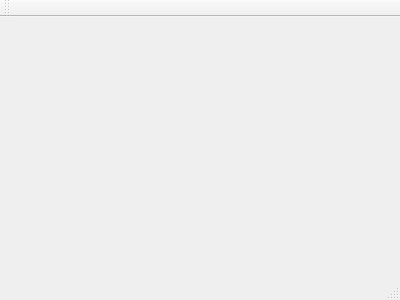
Qt form fakechat-qt/mainwindow.ui (esrrhs/fakechat) before a commit.
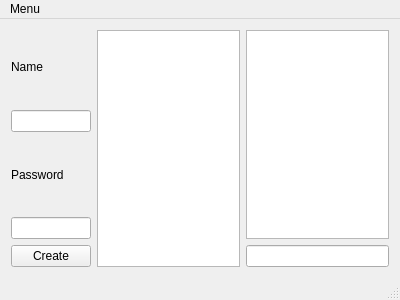
The same form after that commit.

```diff
--- a/fakechat-qt/mainwindow.ui
+++ b/fakechat-qt/mainwindow.ui
@@ -12,13 +12,96 @@
   <property name="windowTitle" >
    <string>MainWindow</string>
   </property>
-  <widget class="QMenuBar" name="menuBar" />
-  <widget class="QToolBar" name="mainToolBar" />
-  <widget class="QWidget" name="centralWidget" />
-  <widget class="QStatusBar" name="statusBar" />
+  <widget class="QWidget" name="horizontalLayoutWidget">
+   <property name="sizePolicy">
+    <sizepolicy hsizetype="Preferred" vsizetype="Preferred">
+     <horstretch>0</horstretch>
+     <verstretch>0</verstretch>
+    </sizepolicy>
+   </property>
+   <layout class="QHBoxLayout" name="horizontalLayout">
+    <item>
+     <layout class="QVBoxLayout" name="verticalLayout_2" stretch="1,5,1,5,0">
+      <item>
+       <widget class="QLabel" name="name">
+        <property name="text">
+         <string>Name</string>
+        </property>
+       </widget>
+      </item>
+      <item>
+       <widget class="QLineEdit" name="namelineEdit"/>
+      </item>
+      <item>
+       <widget class="QLabel" name="pwd">
+        <property name="text">
+         <string>Password</string>
+        </property>
+       </widget>
+      </item>
+      <item>
+       <widget class="QLineEdit" name="pwdlineEdit"/>
+      </item>
+      <item>
+       <widget class="QPushButton" name="createpushButton">
+        <property name="text">
+         <string>Create</string>
+        </property>
+       </widget>
+      </item>
+     </layout>
+    </item>
+    <item>
+     <widget class="QListWidget" name="friendlistView"/>
+    </item>
+    <item>
+     <layout class="QVBoxLayout" name="verticalLayout">
+      <item>
+       <widget class="QTextBrowser" name="chattextBrowser"/>
+      </item>
+      <item>
+       <widget class="QLineEdit" name="lineEdit"/>
+      </item>
+     </layout>
+    </item>
+   </layout>
+  </widget>
+  <widget class="QMenuBar" name="menuBar">
+   <property name="geometry">
+    <rect>
+     <x>0</x>
+     <y>0</y>
+     <width>400</width>
+     <height>23</height>
+    </rect>
+   </property>
+   <widget class="QMenu" name="menuMenu">
+    <property name="title">
+     <string>Menu</string>
+    </property>
+    <addaction name="actionInfo"/>
+    <addaction name="actionAdd"/>
+   </widget>
+   <addaction name="menuMenu"/>
+  </widget>
+  <widget class="QStatusBar" name="statusBar"/>
+  <action name="actionNew">
+   <property name="text">
+    <string>New</string>
+   </property>
+  </action>
+  <action name="actionInfo">
+   <property name="text">
+    <string>Info</string>
+   </property>
+  </action>
+  <action name="actionAdd">
+   <property name="text">
+    <string>Add</string>
+   </property>
+  </action>
  </widget>
- <layoutDefault spacing="6" margin="11" />
- <pixmapfunction></pixmapfunction>
+ <layoutdefault spacing="6" margin="11"/>
  <resources/>
  <connections/>
 </ui>
```
Left out of the diff: 7 changed lines with no effect on the pictures.
